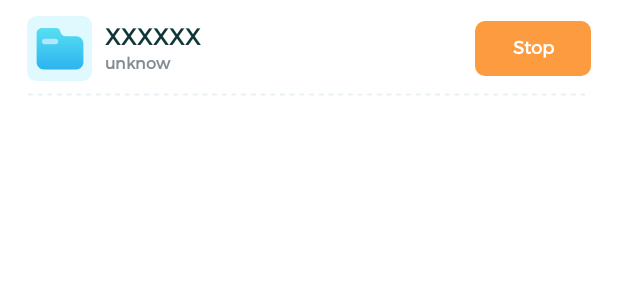
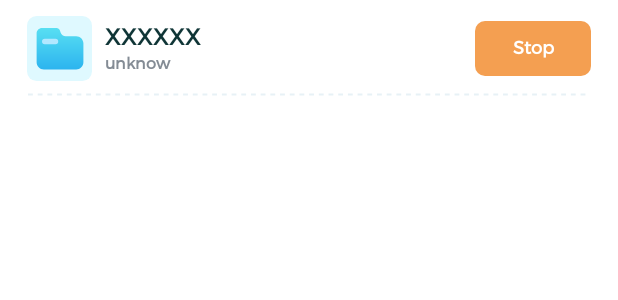
Before and after one commit to Dale-jiang/OneClean, an Android app: the layout item_recent_app_launches.xml on its own in the app's theme, with its tools: preview values and no code run, on a phone screen of 412 x 824 dp. Shown: the top 300 px of the screen. Run offline under Robolectric (Android 15) with nearby library versions, the phone set to English and light mode, and no system bars.

Commit message:
recent ui

```diff
--- /dev/null
+++ b/app/src/main/res/drawable/selector_stop_app_bg.xml
@@ -0,0 +1,22 @@
+<?xml version="1.0" encoding="utf-8"?>
+<selector xmlns:android="http://schemas.android.com/apk/res/android">
+    <item android:state_enabled="false">
+        <shape android:shape="rectangle">
+            <solid android:color="#DDE2E9" />
+            <corners android:radius="6dp" />
+        </shape>
+    </item>
+
+    <item android:state_pressed="true">
+        <shape android:shape="rectangle">
+            <solid android:color="#80F49F51" />
+            <corners android:radius="6dp" />
+        </shape>
+    </item>
+    <item>
+        <shape android:shape="rectangle">
+            <solid android:color="#F49F51" />
+            <corners android:radius="6dp" />
+        </shape>
+    </item>
+</selector>
--- a/app/src/main/res/layout/item_recent_app_launches.xml
+++ b/app/src/main/res/layout/item_recent_app_launches.xml
@@ -76,7 +76,7 @@
         android:layout_width="wrap_content"
         android:layout_height="34dp"
         android:layout_marginEnd="17dp"
-        android:background="@drawable/shape_fd9b40_r6"
+        android:background="@drawable/selector_stop_app_bg"
         android:gravity="center"
         android:includeFontPadding="false"
         android:minWidth="72dp"
```
